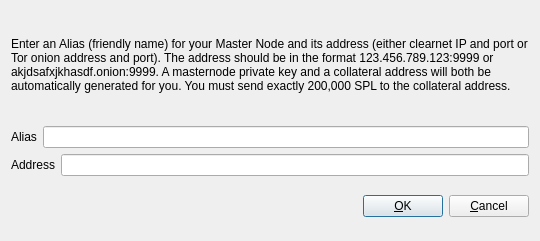
First picture: the form in src/qt/forms/addeditadrenalinenode.ui, repository SimplicityDev2018/Simplicity, before the edit.
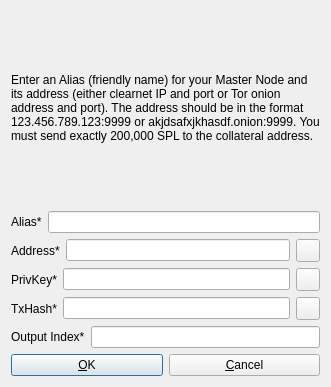
Second picture: the form after the edit. Icons and pictures are not drawn.

The edit to the form file:
```diff
--- a/src/qt/forms/addeditadrenalinenode.ui
+++ b/src/qt/forms/addeditadrenalinenode.ui
@@ -6,8 +6,8 @@
    <rect>
     <x>0</x>
     <y>0</y>
-    <width>540</width>
-    <height>241</height>
+    <width>331</width>
+    <height>387</height>
    </rect>
   </property>
   <property name="windowTitle">
@@ -18,15 +18,7 @@
   </property>
   <layout class="QVBoxLayout" name="verticalLayout">
    <item>
-    <layout class="QVBoxLayout" name="verticalLayout_2">
-     <property name="topMargin">
-      <number>0</number>
-     </property>
-     <property name="bottomMargin">
-      <number>0</number>
-     </property>
-     <item>
-      <widget class="QLabel" name="label_3">
+    <widget class="QLabel" name="label_9">
        <property name="sizePolicy">
         <sizepolicy hsizetype="Preferred" vsizetype="Expanding">
          <horstretch>0</horstretch>
@@ -34,7 +26,7 @@
         </sizepolicy>
        </property>
        <property name="text">
-        <string>&lt;html&gt;&lt;head/&gt;&lt;body&gt;&lt;p&gt;Enter an Alias (friendly name) for your Master Node and its address (either clearnet IP and port or Tor onion address and port).  The address should be in the format 123.456.789.123:9999 or akjdsafxjkhasdf.onion:9999.  A masternode private key and a collateral address will both be automatically generated for you.  You must send exactly 200,000 SPL to the collateral address.&lt;/p&gt;&lt;/body&gt;&lt;/html&gt;</string>
+      <string>&lt;html&gt;&lt;head/&gt;&lt;body&gt;&lt;p&gt;Enter an Alias (friendly name) for your Master Node and its address (either clearnet IP and port or Tor onion address and port). The address should be in the format 123.456.789.123:9999 or akjdsafxjkhasdf.onion:9999. You must send exactly 200,000 SPL to the collateral address.&lt;/p&gt;&lt;/body&gt;&lt;/html&gt;</string>
        </property>
        <property name="wordWrap">
         <bool>true</bool>
@@ -42,14 +34,14 @@
       </widget>
      </item>
      <item>
-      <layout class="QHBoxLayout" name="horizontalLayout">
+    <layout class="QHBoxLayout" name="horizontalLayout_4">
        <property name="bottomMargin">
         <number>0</number>
        </property>
        <item>
         <widget class="QLabel" name="label">
          <property name="text">
-          <string>Alias</string>
+        <string>Alias*</string>
          </property>
         </widget>
        </item>
@@ -59,20 +51,37 @@
       </layout>
      </item>
      <item>
-      <layout class="QHBoxLayout" name="horizontalLayout_2">
+    <layout class="QHBoxLayout" name="horizontalLayout_5">
        <property name="bottomMargin">
         <number>0</number>
        </property>
        <item>
-        <widget class="QLabel" name="label_2">
+      <widget class="QLabel" name="label_6">
          <property name="text">
-          <string>Address</string>
+        <string>Address*</string>
          </property>
         </widget>
        </item>
        <item>
         <widget class="QLineEdit" name="addressLineEdit"/>
        </item>
+     <item>
+      <widget class="QToolButton" name="AddEditAddressPasteButton">
+       <property name="toolTip">
+        <string>Paste address from clipboard</string>
+       </property>
+       <property name="text">
+        <string/>
+       </property>
+       <property name="icon">
+        <iconset resource="../bitcoin.qrc">
+         <normaloff>:/icons/editpaste</normaloff>:/icons/editpaste</iconset>
+       </property>
+       <property name="shortcut">
+        <string>Alt+P</string>
+       </property>
+      </widget>
+     </item>
       </layout>
      </item>
      <item>
@@ -80,57 +89,88 @@
        <property name="bottomMargin">
         <number>0</number>
        </property>
-      </layout>
+     <item>
+      <widget class="QLabel" name="label_5">
+       <property name="text">
+        <string>PrivKey*</string>
+       </property>
+      </widget>
+     </item>
+     <item>
+      <widget class="QLineEdit" name="privkeyLineEdit"/>
+     </item>
+     <item>
+      <widget class="QToolButton" name="AddEditPrivkeyPasteButton">
+       <property name="toolTip">
+        <string>Paste address from clipboard</string>
+       </property>
+       <property name="text">
+        <string/>
+       </property>
+       <property name="icon">
+        <iconset resource="../bitcoin.qrc">
+         <normaloff>:/icons/editpaste</normaloff>:/icons/editpaste</iconset>
+       </property>
+       <property name="shortcut">
+        <string>Alt+P</string>
+       </property>
+      </widget>
+     </item>
+    </layout>
+   </item>
+   <item>
+    <layout class="QHBoxLayout" name="horizontalLayout_2">
+     <property name="bottomMargin">
+      <number>0</number>
+     </property>
+     <item>
+      <widget class="QLabel" name="label_2">
+       <property name="text">
+        <string>TxHash*</string>
+       </property>
+      </widget>
+     </item>
+     <item>
+      <widget class="QLineEdit" name="txhashLineEdit"/>
+     </item>
+     <item>
+      <widget class="QToolButton" name="AddEditTxhashPasteButton">
+       <property name="toolTip">
+        <string>Paste address from clipboard</string>
+       </property>
+       <property name="text">
+        <string/>
+       </property>
+       <property name="icon">
+        <iconset resource="../bitcoin.qrc">
+         <normaloff>:/icons/editpaste</normaloff>:/icons/editpaste</iconset>
+       </property>
+       <property name="shortcut">
+        <string>Alt+P</string>
+       </property>
+      </widget>
+     </item>
+    </layout>
+   </item>
+   <item>
+    <layout class="QHBoxLayout" name="horizontalLayout_8">
+     <property name="bottomMargin">
+      <number>0</number>
+     </property>
+     <item>
+      <widget class="QLabel" name="label_8">
+       <property name="text">
+        <string>Output Index*</string>
+       </property>
+      </widget>
+     </item>
+     <item>
+      <widget class="QLineEdit" name="outputindexLineEdit"/>
      </item>
     </layout>
    </item>
    <item>
     <layout class="QHBoxLayout" name="horizontalLayout_Buttons">
-     <item>
-      <spacer name="horizontalSpacer_1">
-       <property name="orientation">
-        <enum>Qt::Horizontal</enum>
-       </property>
-       <property name="sizeHint" stdset="0">
-        <size>
-         <width>40</width>
-         <height>48</height>
-        </size>
-       </property>
-      </spacer>
-     </item>
-     <item>
-      <widget class="QLabel" name="statusLabel">
-       <property name="font">
-        <font>
-         <weight>75</weight>
-         <bold>true</bold>
-        </font>
-       </property>
-       <property name="text">
-        <string/>
-       </property>
-       <property name="textFormat">
-        <enum>Qt::PlainText</enum>
-       </property>
-       <property name="wordWrap">
-        <bool>true</bool>
-       </property>
-      </widget>
-     </item>
-     <item>
-      <spacer name="horizontalSpacer_2">
-       <property name="orientation">
-        <enum>Qt::Horizontal</enum>
-       </property>
-       <property name="sizeHint" stdset="0">
-        <size>
-         <width>40</width>
-         <height>48</height>
-        </size>
-       </property>
-      </spacer>
-     </item>
      <item>
       <widget class="QPushButton" name="okButton">
        <property name="text">
```
Left out of the diff: 6 changed lines with no effect on the pictures. Lines whose indentation alone changed are shown as unchanged.
